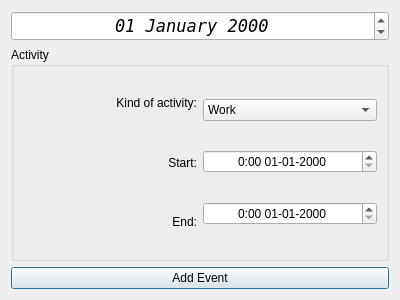
The window that eventwindow.ui (AdriannaUrbanska/CalendarApp) describes before a commit, drawn with Qt 5.
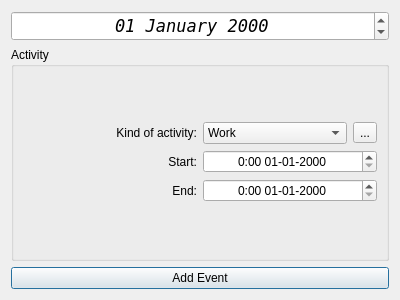
The same window after the commit. Icons and pictures are not drawn.

```diff
--- a/eventwindow.ui
+++ b/eventwindow.ui
@@ -39,12 +39,12 @@
      <property name="title">
       <string>Activity</string>
      </property>
-     <layout class="QHBoxLayout" name="horizontalLayout_2">
-      <item>
-       <layout class="QHBoxLayout" name="horizontalLayout">
+     <layout class="QVBoxLayout" name="verticalLayout_3">
         <item>
          <layout class="QVBoxLayout" name="verticalLayout_2">
           <item>
+         <layout class="QHBoxLayout" name="horizontalLayout_2">
+          <item>
            <widget class="QLabel" name="activity_label">
             <property name="text">
              <string>Kind of activity:</string>
@@ -55,29 +55,7 @@
            </widget>
           </item>
           <item>
-           <widget class="QLabel" name="start_label">
-            <property name="text">
-             <string>Start:</string>
-            </property>
-            <property name="alignment">
-             <set>Qt::AlignRight|Qt::AlignTrailing|Qt::AlignVCenter</set>
-            </property>
-           </widget>
-          </item>
-          <item>
-           <widget class="QLabel" name="end_label">
-            <property name="text">
-             <string>End:</string>
-            </property>
-            <property name="alignment">
-             <set>Qt::AlignRight|Qt::AlignTrailing|Qt::AlignVCenter</set>
-            </property>
-           </widget>
-          </item>
-         </layout>
-        </item>
-        <item>
-         <layout class="QVBoxLayout" name="verticalLayout_3">
+           <layout class="QHBoxLayout" name="horizontalLayout">
           <item>
            <widget class="QComboBox" name="kind_of_activity">
             <item>
@@ -95,6 +73,38 @@
               <string>Study</string>
              </property>
             </item>
+              <item>
+               <property name="text">
+                <string>Other</string>
+               </property>
+              </item>
+             </widget>
+            </item>
+            <item>
+             <widget class="QToolButton" name="add_new">
+              <property name="text">
+               <string>...</string>
+              </property>
+              <property name="icon">
+               <iconset resource="resource.qrc">
+                <normaloff>:/rec/img/add_new.png</normaloff>:/rec/img/add_new.png</iconset>
+              </property>
+             </widget>
+            </item>
+           </layout>
+          </item>
+         </layout>
+        </item>
+        <item>
+         <layout class="QHBoxLayout" name="horizontalLayout_3">
+          <item>
+           <widget class="QLabel" name="start_label">
+            <property name="text">
+             <string>Start:</string>
+            </property>
+            <property name="alignment">
+             <set>Qt::AlignRight|Qt::AlignTrailing|Qt::AlignVCenter</set>
+            </property>
            </widget>
           </item>
           <item>
@@ -113,6 +123,20 @@
             </property>
            </widget>
           </item>
+         </layout>
+        </item>
+        <item>
+         <layout class="QHBoxLayout" name="horizontalLayout_4">
+          <item>
+           <widget class="QLabel" name="end_label">
+            <property name="text">
+             <string>End:</string>
+            </property>
+            <property name="alignment">
+             <set>Qt::AlignRight|Qt::AlignTrailing|Qt::AlignVCenter</set>
+            </property>
+           </widget>
+          </item>
           <item>
            <widget class="QDateTimeEdit" name="end">
             <property name="wrapping">
```
Left out of the diff: 6 changed lines with no effect on the pictures. Lines whose indentation alone changed are shown as unchanged.
